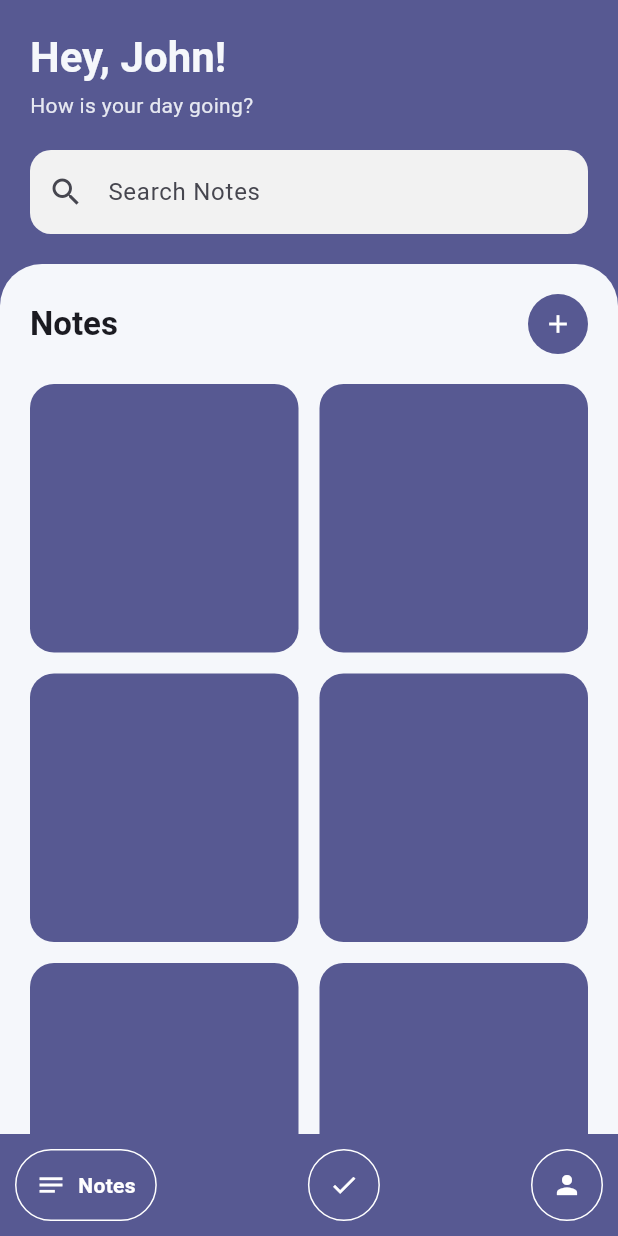
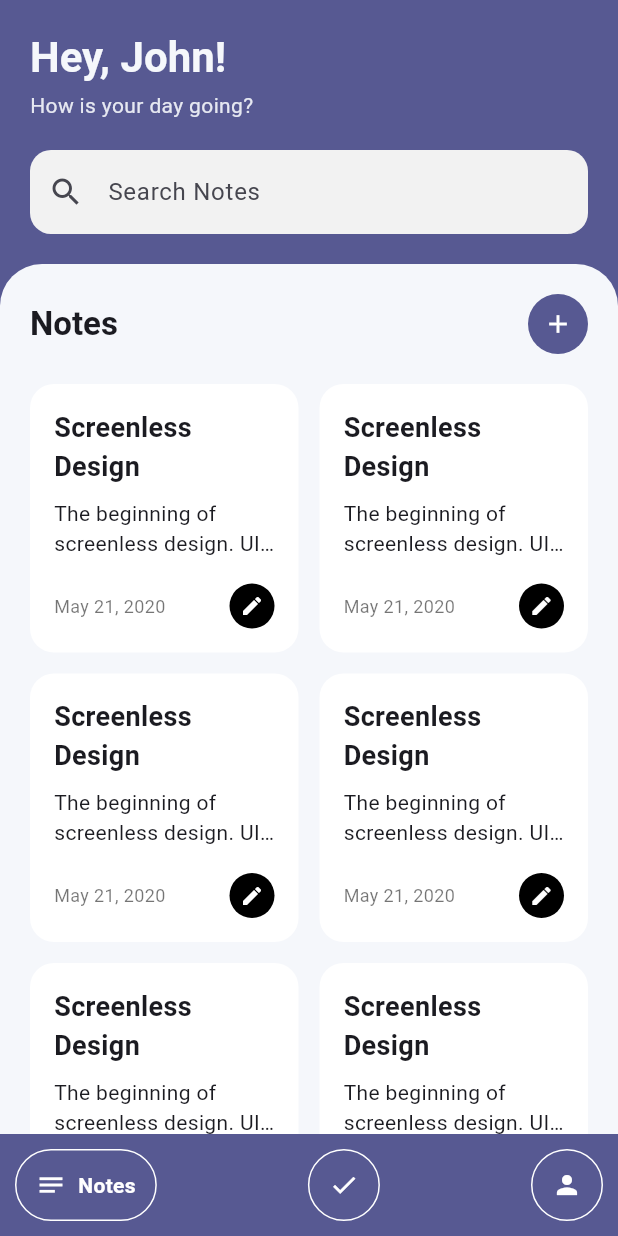
Before and after one commit to Theprogrammizz/ticktask-flutter, a Flutter app: the screen it shows after launch, on a phone screen of 412 x 824 dp. Run offline on Flutter 3.47's test engine with Material 3 defaults, Android fonts, the phone set to English and light mode, and no system bars; drawn by our look-alikes of google_nav_bar; our stand-ins replace flutter_riverpod, isar, lottie, smooth_page_indicator; accounts and stored records are empty; generated files the repository leaves out were written again.

Commit message:
Card Ui Enhenced

```diff
--- a/lib/screens/notes_screen.dart
+++ b/lib/screens/notes_screen.dart
@@ -107,7 +107,9 @@ class NotesScreen extends StatelessWidget {
                         childAspectRatio: 1,
                       ),
                       itemBuilder: (context, index) {
-                        return NoteTile();
+                        return NoteTile(
+                          boxColor: 0xFFFFFFFF,
+                        );
                       },
                     ),
                   ),
--- a/lib/widgets/note_tile.dart
+++ b/lib/widgets/note_tile.dart
@@ -1,14 +1,70 @@
 import 'package:flutter/material.dart';
 
 class NoteTile extends StatelessWidget {
-  const NoteTile({super.key});
+  final int boxColor;
+  const NoteTile({super.key, required this.boxColor});
 
   @override
   Widget build(BuildContext context) {
     return Container(
+      padding: const EdgeInsets.all(16),
       decoration: BoxDecoration(
-        color: Theme.of(context).colorScheme.primary,
+        color: Color(boxColor),
         borderRadius: BorderRadius.circular(16),
+      ),
+      child: Column(
+        crossAxisAlignment: CrossAxisAlignment.start,
+        children: [
+          // TITLE
+          const Text(
+            "Screenless Design",
+            style: TextStyle(
+              fontSize: 18,
+              fontWeight: FontWeight.bold,
+            ),
+          ),
+
+          const SizedBox(height: 8),
+
+          // BODY
+          const Text(
+            "The beginning of screenless design. UI jobs to be taken over by Solution Architect. Voice interfaces and AI assistants will change the future of UI design.",
+            maxLines: 2,
+            overflow: TextOverflow.ellipsis,
+            style: TextStyle(
+              fontSize: 14,
+            ),
+          ),
+
+          const Spacer(),
+
+          // BOTTOM ROW
+          Row(
+            mainAxisAlignment: MainAxisAlignment.spaceBetween,
+            children: [
+              const Text(
+                "May 21, 2020",
+                style: TextStyle(
+                  fontSize: 12,
+                  color: Colors.black54,
+                ),
+              ),
+              Container(
+                height: 30,
+                width: 30,
+                decoration: const BoxDecoration(
+                  color: Colors.black,
+                  shape: BoxShape.circle,
+                ),
+                child: const Icon(
+                  Icons.edit,
+                  size: 16,
+                  color: Colors.white,
+                ),
+              )
+            ],
+          )
+        ],
       ),
     );
   }
```
